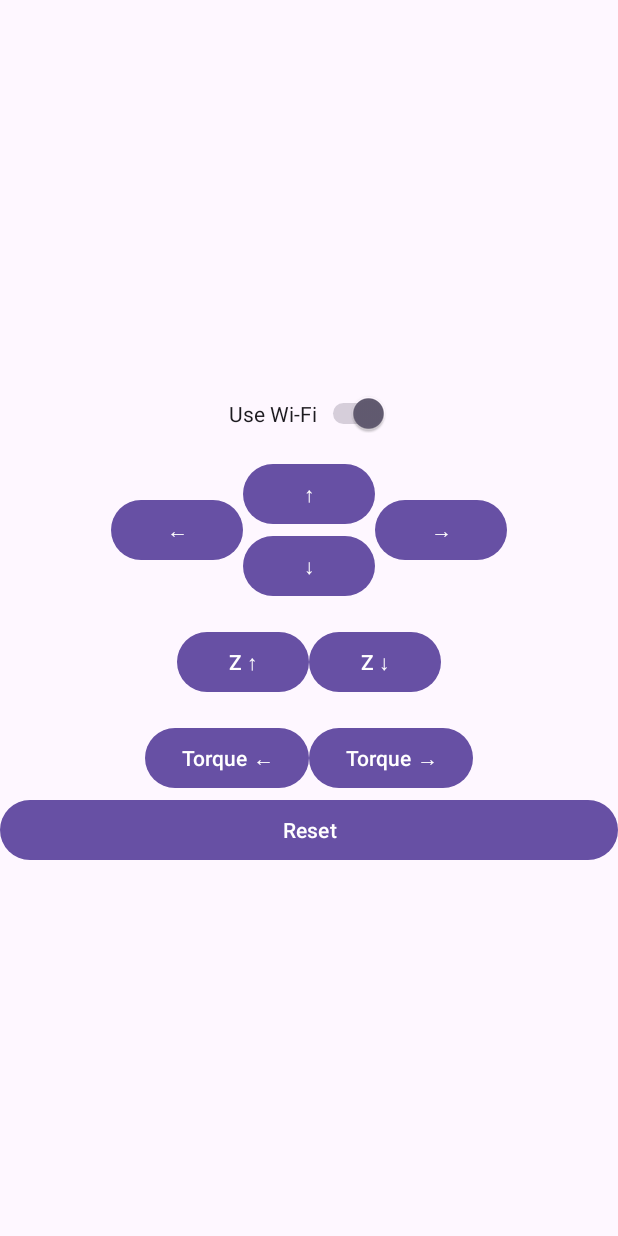
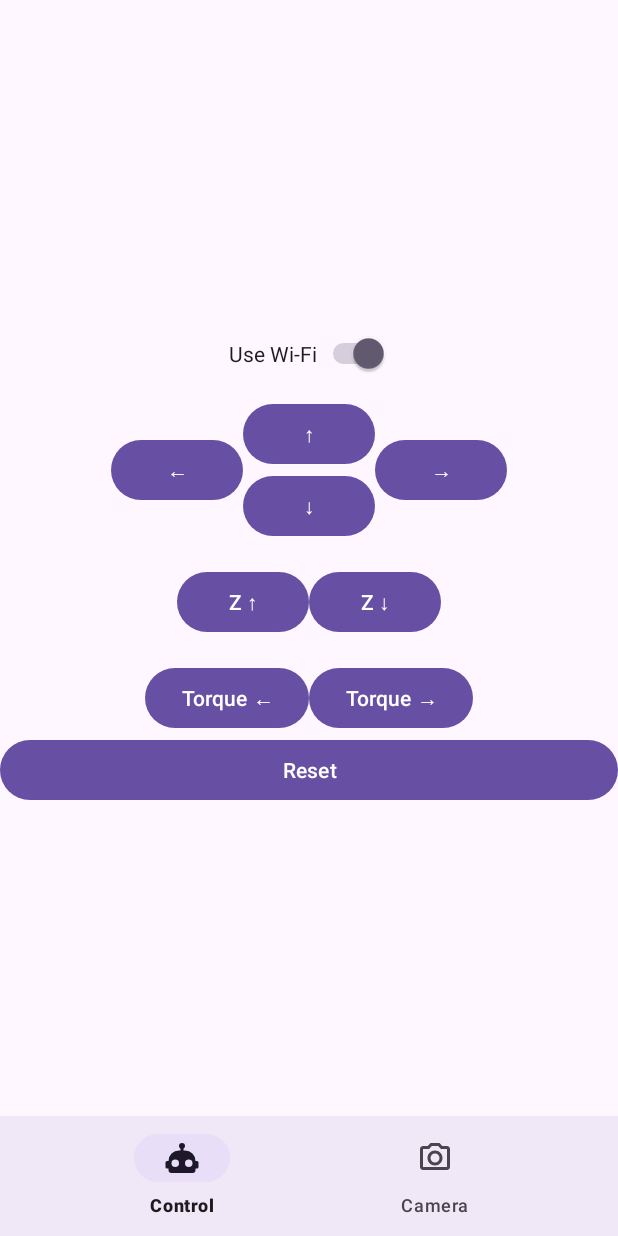
Before and after one commit to Holicklis/ChineseCheckerRobot, an Android app: the screen it shows after launch (MainActivity), on a phone screen of 412 x 824 dp. Run offline under Robolectric (Android 15) with nearby library versions, the phone set to English and light mode, and no system bars.

Commit message:
add camera page, add menu bar, add opencv

```diff
--- a/app/src/main/AndroidManifest.xml
+++ b/app/src/main/AndroidManifest.xml
@@ -9,6 +9,9 @@
     <uses-permission android:name="android.permission.ACCESS_WIFI_STATE" />
     <!-- Only needed if you plan to change or configure Wi-Fi settings programmatically -->
     <uses-permission android:name="android.permission.CHANGE_WIFI_STATE" />
+
+    <uses-permission android:name="android.permission.CAMERA" />
+    <uses-feature android:name="android.hardware.camera" />
 
     <application
         android:allowBackup="true"
--- a/app/src/main/java/hku/cs/fyp24057/chinesecheckerrobot/MainActivity.java
+++ b/app/src/main/java/hku/cs/fyp24057/chinesecheckerrobot/MainActivity.java
@@ -3,32 +3,39 @@ package hku.cs.fyp24057.chinesecheckerrobot;
 import android.os.Bundle;
 import androidx.activity.EdgeToEdge;
 import androidx.appcompat.app.AppCompatActivity;
-import androidx.core.graphics.Insets;
-import androidx.core.view.ViewCompat;
-import androidx.core.view.WindowInsetsCompat;
-import androidx.fragment.app.FragmentManager;
+import androidx.fragment.app.Fragment;
+import com.google.android.material.bottomnavigation.BottomNavigationView;
 
 public class MainActivity extends AppCompatActivity {
     @Override
     protected void onCreate(Bundle savedInstanceState) {
         super.onCreate(savedInstanceState);
         EdgeToEdge.enable(this);
-
-
         setContentView(R.layout.activity_main);
 
+        BottomNavigationView navView = findViewById(R.id.bottomNavigationView);
+        navView.setOnItemSelectedListener(item -> {
+            Fragment selectedFragment = null;
+            int itemId = item.getItemId();
 
-        ViewCompat.setOnApplyWindowInsetsListener(findViewById(R.id.main), (v, insets) -> {
-            Insets systemBars = insets.getInsets(WindowInsetsCompat.Type.systemBars());
-            v.setPadding(systemBars.left, systemBars.top, systemBars.right, systemBars.bottom);
-            return insets;
+            if (itemId == R.id.navigation_control) {
+                selectedFragment = new RobotControlFragment();
+            } else if (itemId == R.id.navigation_camera) {
+                selectedFragment = new CameraFragment();
+            }
+
+            if (selectedFragment != null) {
+                getSupportFragmentManager().beginTransaction()
+                        .replace(R.id.fragmentContainerView, selectedFragment)
+                        .commit();
+                return true;
+            }
+            return false;
         });
 
-
-        RobotControlFragment fragment = new RobotControlFragment();
-        FragmentManager fm = getSupportFragmentManager();
-        fm.beginTransaction()
-                .replace(R.id.fragmentContainerView, fragment) // 替换为你在布局中定义的容器ID
-                .commit();
+        // Set default fragment
+        if (savedInstanceState == null) {
+            navView.setSelectedItemId(R.id.navigation_control);
+        }
     }
 }
--- /dev/null
+++ b/app/src/main/res/drawable/ic_camera.xml
@@ -0,0 +1,9 @@
+<vector xmlns:android="http://schemas.android.com/apk/res/android"
+    android:width="24dp"
+    android:height="24dp"
+    android:viewportWidth="24"
+    android:viewportHeight="24">
+    <path
+        android:fillColor="#FF000000"
+        android:pathData="M20,4h-3.17L15,2L9,2L7.17,4L4,4c-1.1,0 -2,0.9 -2,2v12c0,1.1 0.9,2 2,2h16c1.1,0 2,-0.9 2,-2L22,6c0,-1.1 -0.9,-2 -2,-2zM20,18L4,18L4,6h4.05l1.83,-2h4.24l1.83,2L20,6v12zM12,7c-2.76,0 -5,2.24 -5,5s2.24,5 5,5 5,-2.24 5,-5 -2.24,-5 -5,-5zM12,15c-1.65,0 -3,-1.35 -3,-3s1.35,-3 3,-3 3,1.35 3,3 -1.35,3 -3,3z"/>
+</vector>
--- /dev/null
+++ b/app/src/main/res/drawable/ic_robot_control.xml
@@ -0,0 +1,9 @@
+<vector xmlns:android="http://schemas.android.com/apk/res/android"
+    android:width="24dp"
+    android:height="24dp"
+    android:viewportWidth="24"
+    android:viewportHeight="24">
+    <path
+        android:fillColor="#FF000000"
+        android:pathData="M12,2A2,2 0 0,1 14,4C14,4.74 13.6,5.39 13,5.73V7H14A7,7 0 0,1 21,14H22A1,1 0 0,1 23,15V18A1,1 0 0,1 22,19H21V20A2,2 0 0,1 19,22H5A2,2 0 0,1 3,20V19H2A1,1 0 0,1 1,18V15A1,1 0 0,1 2,14H3A7,7 0 0,1 10,7H11V5.73C10.4,5.39 10,4.74 10,4A2,2 0 0,1 12,2M7.5,13A2.5,2.5 0 0,0 5,15.5A2.5,2.5 0 0,0 7.5,18A2.5,2.5 0 0,0 10,15.5A2.5,2.5 0 0,0 7.5,13M16.5,13A2.5,2.5 0 0,0 14,15.5A2.5,2.5 0 0,0 16.5,18A2.5,2.5 0 0,0 19,15.5A2.5,2.5 0 0,0 16.5,13Z"/>
+</vector>
--- a/app/src/main/res/layout/activity_main.xml
+++ b/app/src/main/res/layout/activity_main.xml
@@ -1,16 +1,28 @@
 <?xml version="1.0" encoding="utf-8"?>
-<androidx.constraintlayout.widget.ConstraintLayout xmlns:android="http://schemas.android.com/apk/res/android"
+<androidx.constraintlayout.widget.ConstraintLayout
+    xmlns:android="http://schemas.android.com/apk/res/android"
     xmlns:app="http://schemas.android.com/apk/res-auto"
-    xmlns:tools="http://schemas.android.com/tools"
     android:id="@+id/main"
     android:layout_width="match_parent"
-    android:layout_height="match_parent"
-    tools:context=".MainActivity">
+    android:layout_height="match_parent">
 
     <FrameLayout
-        xmlns:android="http://schemas.android.com/apk/res/android"
         android:id="@+id/fragmentContainerView"
+        android:layout_width="0dp"
+        android:layout_height="0dp"
+        app:layout_constraintTop_toTopOf="parent"
+        app:layout_constraintBottom_toTopOf="@id/bottomNavigationView"
+        app:layout_constraintStart_toStartOf="parent"
+        app:layout_constraintEnd_toEndOf="parent" />
+
+    <com.google.android.material.bottomnavigation.BottomNavigationView
+        android:id="@+id/bottomNavigationView"
         android:layout_width="match_parent"
-        android:layout_height="match_parent" />
+        android:layout_height="wrap_content"
+        android:background="?android:attr/windowBackground"
+        app:layout_constraintBottom_toBottomOf="parent"
+        app:layout_constraintStart_toStartOf="parent"
+        app:layout_constraintEnd_toEndOf="parent"
+        app:menu="@menu/bottom_nav_menu" />
 
 </androidx.constraintlayout.widget.ConstraintLayout>
--- /dev/null
+++ b/app/src/main/res/menu/bottom_nav_menu.xml
@@ -0,0 +1,11 @@
+<?xml version="1.0" encoding="utf-8"?>
+<menu xmlns:android="http://schemas.android.com/apk/res/android">
+    <item
+        android:id="@+id/navigation_control"
+        android:icon="@drawable/ic_robot_control"
+        android:title="@string/title_control" />
+    <item
+        android:id="@+id/navigation_camera"
+        android:icon="@drawable/ic_camera"
+        android:title="@string/title_camera" />
+</menu>
--- a/app/src/main/res/values/strings.xml
+++ b/app/src/main/res/values/strings.xml
@@ -1,3 +1,5 @@
 <resources>
     <string name="app_name">ChineseCheckerRobot</string>
+    <string name="title_control">Control</string>
+    <string name="title_camera">Camera</string>
 </resources>
--- a/settings.gradle
+++ b/settings.gradle
@@ -21,3 +21,4 @@ dependencyResolutionManagement {
 
 rootProject.name = "ChineseCheckerRobot"
 include ':app'
+include ':opencv'
```
Also changed, not shown: app/build.gradle (+8 -0 lines), app/src/main/java/hku/cs/fyp24057/chinesecheckerrobot/CameraFragment.java (added, +82 -0 lines), app/src/main/res/layout/fragment_camera.xml (added, +11 -0 lines).
